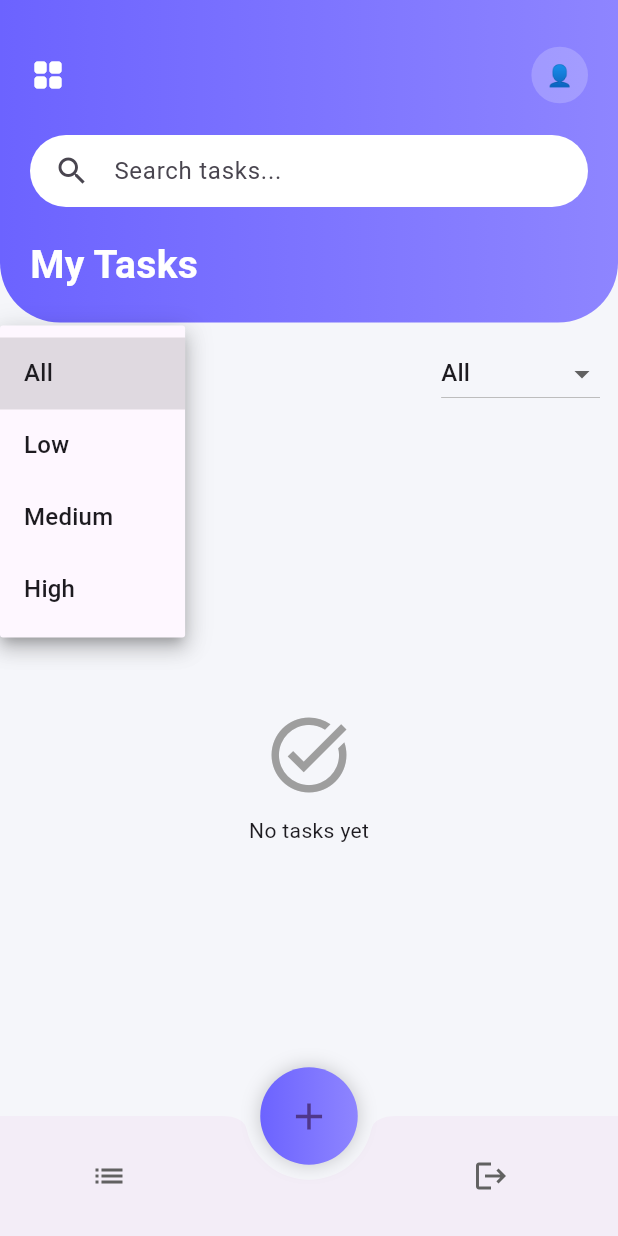
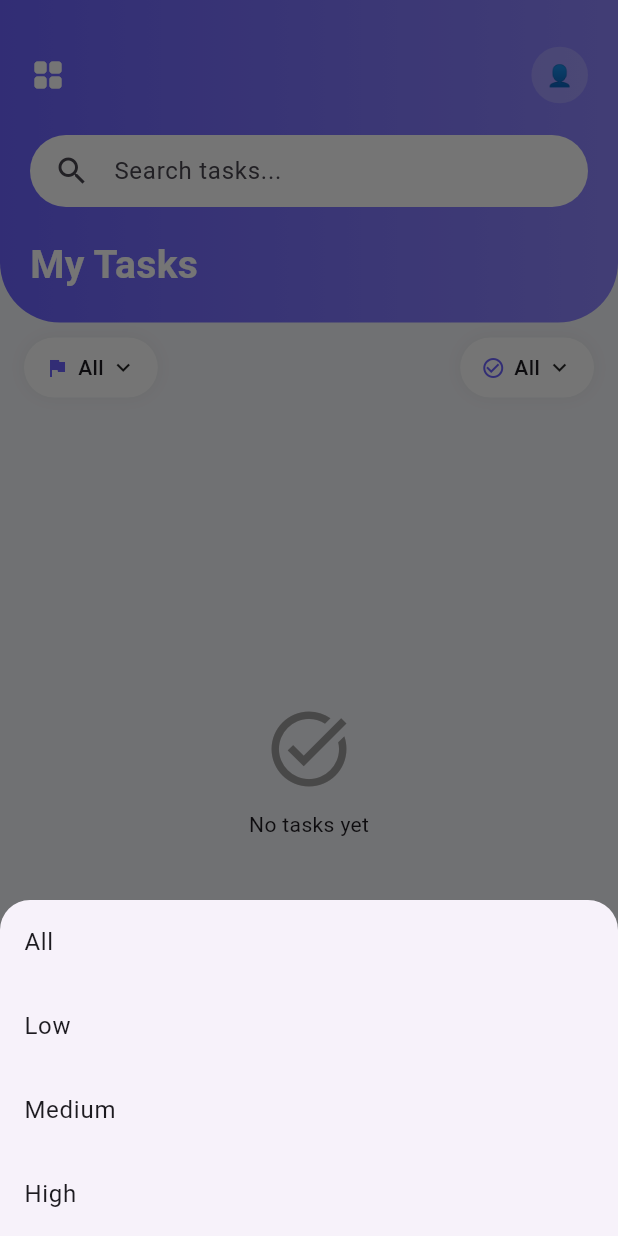
Before and after one commit to Fenirok/taskgi, a Flutter app: the TaskListScreen screen opened directly, after a tap on "All", on a phone screen of 412 x 824 dp. Run offline on Flutter 3.47's test engine with Material 3 defaults, Android fonts, the phone set to English and light mode, and no system bars; our stand-ins replace cloud_firestore, firebase_auth, firebase_core, flutter_riverpod, flutter_svg; accounts and stored records are empty.

Commit message:
minor UI update

```diff
--- a/lib/features/tasks/presentation/screens/task_list_screen.dart
+++ b/lib/features/tasks/presentation/screens/task_list_screen.dart
@@ -59,43 +59,6 @@ class _TaskListScreenState extends ConsumerState<TaskListScreen> {
             ),
           ),
 
-          // Expanded(
-          //   child: state.isLoading
-          //       ? const Center(child: CircularProgressIndicator())
-          //       : _groupedList(ref),
-          // ),
-
-          // Expanded(
-          //   child: state.isLoading
-          //       ? const Center(child: CircularProgressIndicator())
-          //       : notifier.filteredTasks.isEmpty
-          //       ? const Center(child: Text("No tasks found"))
-          //       : ListView.builder(
-          //     padding: const EdgeInsets.only(bottom: 80),
-          //     itemCount: notifier.filteredTasks.length,
-          //     itemBuilder: (context, index) {
-          //       final task = notifier.filteredTasks[index];
-          //
-          //       return Dismissible(
-          //         key: Key(task.id),
-          //         direction: DismissDirection.endToStart,
-          //         onDismissed: (_) {
-          //           notifier.removeTask(task.id);
-          //         },
-          //         background: Container(
-          //           alignment: Alignment.centerRight,
-          //           padding: const EdgeInsets.only(right: 20),
-          //           color: Colors.red,
-          //           child: const Icon(
-          //             Icons.delete,
-          //             color: Colors.white,
-          //           ),
-          //         ),
-          //         child: TaskCard(task: task),
-          //       );
-          //     },
-          //   ),
-          // ),
         ],
       ),
 
@@ -230,100 +193,6 @@ class _TaskListScreenState extends ConsumerState<TaskListScreen> {
     );
   }
 
-  // Widget _header() {
-  //   return Container(
-  //     width: double.infinity,
-  //     padding: const EdgeInsets.fromLTRB(20, 40, 20, 20),
-  //     decoration: const BoxDecoration(
-  //       gradient: LinearGradient(
-  //         colors: [Color(0xFF6C63FF), Color(0xFF8E85FF)],
-  //       ),
-  //       borderRadius: BorderRadius.vertical(
-  //         bottom: Radius.circular(30),
-  //       ),
-  //     ),
-  //     child: Column(
-  //       crossAxisAlignment: CrossAxisAlignment.start,
-  //       children: [
-  //
-  //         const Text(
-  //           "Hello ",
-  //           style: TextStyle(color: Colors.white70),
-  //         ),
-  //
-  //         const SizedBox(height: 4),
-  //
-  //         const Text(
-  //           "Your Tasks",
-  //           style: TextStyle(
-  //             color: Colors.white,
-  //             fontSize: 26,
-  //             fontWeight: FontWeight.bold,
-  //           ),
-  //         ),
-  //
-  //         const SizedBox(height: 12),
-  //
-  //         /// TASK COUNT
-  //         Consumer(
-  //           builder: (context, ref, _) {
-  //             final count = ref.watch(taskProvider).tasks.length;
-  //
-  //             return Text(
-  //               "$count tasks",
-  //               style: const TextStyle(color: Colors.white70),
-  //             );
-  //           },
-  //         ),
-  //       ],
-  //     ),
-  //   );
-  // }
-
-  // Widget _groupedList(WidgetRef ref) {
-  //   final notifier = ref.read(taskProvider.notifier);
-  //   final grouped = notifier.groupedTasks;
-  //
-  //   return ListView(
-  //     padding: const EdgeInsets.only(bottom: 80),
-  //     children: grouped.entries.map((entry) {
-  //       final title = entry.key;
-  //       final tasks = entry.value;
-  //
-  //       if (tasks.isEmpty) return const SizedBox();
-  //
-  //       return Column(
-  //         crossAxisAlignment: CrossAxisAlignment.start,
-  //         children: [
-  //
-  //           /// SECTION HEADER
-  //           Padding(
-  //             padding: const EdgeInsets.symmetric(horizontal: 16, vertical: 8),
-  //             child: Text(
-  //               title,
-  //               style: const TextStyle(
-  //                 fontSize: 18,
-  //                 fontWeight: FontWeight.bold,
-  //               ),
-  //             ),
-  //           ),
-  //
-  //           /// TASKS
-  //           ...tasks.map((task) {
-  //             return Dismissible(
-  //               key: Key(task.id),
-  //               onDismissed: (_) {
-  //                 ref.read(taskProvider.notifier).removeTask(task.id);
-  //               },
-  //               background: Container(color: Colors.red),
-  //               child: TaskCard(task: task),
-  //             );
-  //           }).toList(),
-  //         ],
-  //       );
-  //     }).toList(),
-  //   );
-  // }
 
   Widget _groupedList(WidgetRef ref) {
     final notifier = ref.read(taskProvider.notifier);
@@ -414,50 +283,163 @@ class _TaskListScreenState extends ConsumerState<TaskListScreen> {
 
   /// FILTER UI
   Widget _filters(TaskNotifier notifier) {
+    final state = ref.watch(taskProvider);
+
     return Padding(
-      padding: const EdgeInsets.symmetric(horizontal: 12, vertical: 10),
+      padding: const EdgeInsets.symmetric(horizontal: 16, vertical: 10),
       child: Row(
         mainAxisAlignment: MainAxisAlignment.spaceBetween,
         children: [
 
-          /// Priority filter
-          DropdownButton<String>(
-            value: ref.watch(taskProvider).priorityFilter,
-            items: const [
-              DropdownMenuItem(value: 'all', child: Text("All")),
-              DropdownMenuItem(value: 'low', child: Text("Low")),
-              DropdownMenuItem(value: 'medium', child: Text("Medium")),
-              DropdownMenuItem(value: 'high', child: Text("High")),
-            ],
-            onChanged: (val) {
-              notifier.setPriorityFilter(val!);
+          /// PRIORITY FILTER
+          _filterChip(
+            label: _priorityLabel(state.priorityFilter),
+            icon: Icons.flag,
+            onTap: () {
+              _showPrioritySheet(context, notifier);
             },
           ),
 
-          /// Status filter
-          DropdownButton<String>(
-            value: ref.watch(taskProvider).statusFilter == null
-                ? 'all'
-                : ref.watch(taskProvider).statusFilter!
-                ? 'completed'
-                : 'incomplete',
-            items: const [
-              DropdownMenuItem(value: 'all', child: Text("All")),
-              DropdownMenuItem(value: 'completed', child: Text("Completed")),
-              DropdownMenuItem(value: 'incomplete', child: Text("Incomplete")),
-            ],
-            onChanged: (val) {
-              if (val == 'all') {
-                notifier.setStatusFilter(null);
-              } else if (val == 'completed') {
-                notifier.setStatusFilter(true);
-              } else {
-                notifier.setStatusFilter(false);
-              }
+          /// STATUS FILTER
+          _filterChip(
+            label: _statusLabel(state.statusFilter),
+            icon: Icons.check_circle_outline,
+            onTap: () {
+              _showStatusSheet(context, notifier);
             },
           ),
         ],
       ),
     );
   }
+
+  Widget _filterChip({
+    required String label,
+    required IconData icon,
+    required VoidCallback onTap,
+  }) {
+    return GestureDetector(
+      onTap: onTap,
+      child: Container(
+        padding: const EdgeInsets.symmetric(horizontal: 14, vertical: 10),
+        decoration: BoxDecoration(
+          color: Colors.white,
+          borderRadius: BorderRadius.circular(25),
+          boxShadow: [
+            BoxShadow(
+              color: Colors.black.withOpacity(0.05),
+              blurRadius: 8,
+            ),
+          ],
+        ),
+        child: Row(
+          children: [
+            Icon(icon, size: 16, color: const Color(0xFF6C63FF)),
+            const SizedBox(width: 6),
+            Text(
+              label,
+              style: const TextStyle(
+                fontWeight: FontWeight.w500,
+              ),
+            ),
+            const SizedBox(width: 4),
+            const Icon(Icons.keyboard_arrow_down, size: 18),
+          ],
+        ),
+      ),
+    );
+  }
+  String _priorityLabel(String value) {
+    switch (value) {
+      case 'low':
+        return "Low";
+      case 'medium':
+        return "Medium";
+      case 'high':
+        return "High";
+      default:
+        return "All";
+    }
+  }
+
+  String _statusLabel(bool? value) {
+    if (value == null) return "All";
+    if (value) return "Completed";
+    return "Incomplete";
+  }
+
+  void _showPrioritySheet(BuildContext context, TaskNotifier notifier) {
+    showModalBottomSheet(
+      context: context,
+      shape: const RoundedRectangleBorder(
+        borderRadius: BorderRadius.vertical(top: Radius.circular(20)),
+      ),
+      builder: (_) {
+        return Column(
+          mainAxisSize: MainAxisSize.min,
+          children: [
+
+            _sheetItem("All", () {
+              notifier.setPriorityFilter('all');
+              Navigator.pop(context);
+            }),
+
+            _sheetItem("Low", () {
+              notifier.setPriorityFilter('low');
+              Navigator.pop(context);
+            }),
+
+            _sheetItem("Medium", () {
+              notifier.setPriorityFilter('medium');
+              Navigator.pop(context);
+            }),
+
+            _sheetItem("High", () {
+              notifier.setPriorityFilter('high');
+              Navigator.pop(context);
+            }),
+          ],
+        );
+      },
+    );
+  }
+
+  void _showStatusSheet(BuildContext context, TaskNotifier notifier) {
+    showModalBottomSheet(
+      context: context,
+      shape: const RoundedRectangleBorder(
+        borderRadius: BorderRadius.vertical(top: Radius.circular(20)),
+      ),
+      builder: (_) {
+        return Column(
+          mainAxisSize: MainAxisSize.min,
+          children: [
+
+            _sheetItem("All", () {
+              notifier.setStatusFilter(null);
+              Navigator.pop(context);
+            }),
+
+            _sheetItem("Completed", () {
+              notifier.setStatusFilter(true);
+              Navigator.pop(context);
+            }),
+
+            _sheetItem("Incomplete", () {
+              notifier.setStatusFilter(false);
+              Navigator.pop(context);
+            }),
+          ],
+        );
+      },
+    );
+  }
+
+  Widget _sheetItem(String text, VoidCallback onTap) {
+    return ListTile(
+      title: Text(text),
+      onTap: onTap,
+    );
+  }
+
 }
```
Also changed, not shown: lib/features/tasks/presentation/providers/task_provider.dart (+0 -8 lines).
